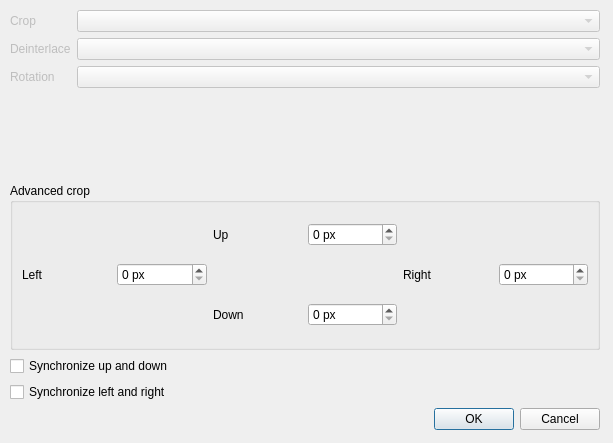
Old version of the form src/advancedpicturesettingswindow.ui in the repository cinemaouvert/OPP.
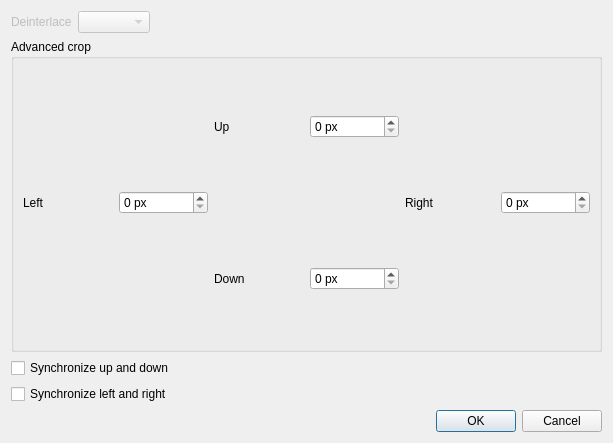
New version of the form.

Commit message: advancedpicturesettingswindow and advancedsettingswindow interfaces

```diff
--- a/src/advancedpicturesettingswindow.ui
+++ b/src/advancedpicturesettingswindow.ui
@@ -16,39 +16,15 @@
   <property name="locale">
    <locale language="English" country="UnitedStates"/>
   </property>
-  <widget class="QWidget" name="verticalLayoutWidget">
-   <property name="geometry">
-    <rect>
-     <x>10</x>
-     <y>10</y>
-     <width>590</width>
-     <height>420</height>
-    </rect>
-   </property>
+  <layout class="QVBoxLayout" name="verticalLayout_2">
+   <item>
    <layout class="QVBoxLayout" name="verticalLayout">
     <item>
-     <layout class="QFormLayout" name="formLayout">
-      <property name="fieldGrowthPolicy">
-       <enum>QFormLayout::AllNonFixedFieldsGrow</enum>
-      </property>
-      <item row="0" column="0">
-       <widget class="QLabel" name="label_trim">
-        <property name="enabled">
-         <bool>false</bool>
-        </property>
-        <property name="text">
-         <string>Crop</string>
-        </property>
-       </widget>
-      </item>
-      <item row="0" column="1">
-       <widget class="QComboBox" name="comboBox_trim">
-        <property name="enabled">
-         <bool>false</bool>
-        </property>
-       </widget>
-      </item>
-      <item row="1" column="0">
+      <layout class="QHBoxLayout" name="horizontalLayout">
+       <property name="sizeConstraint">
+        <enum>QLayout::SetDefaultConstraint</enum>
+       </property>
+       <item>
        <widget class="QLabel" name="label_deinterlace">
         <property name="enabled">
          <bool>false</bool>
@@ -58,29 +34,25 @@
         </property>
        </widget>
       </item>
-      <item row="1" column="1">
+       <item>
        <widget class="QComboBox" name="comboBox_deinterlace">
         <property name="enabled">
          <bool>false</bool>
         </property>
        </widget>
       </item>
-      <item row="2" column="0">
-       <widget class="QLabel" name="label_rotation">
-        <property name="enabled">
-         <bool>false</bool>
-        </property>
-        <property name="text">
-         <string>Rotation</string>
-        </property>
-       </widget>
-      </item>
-      <item row="2" column="1">
-       <widget class="QComboBox" name="comboBox_rotation">
-        <property name="enabled">
-         <bool>false</bool>
-        </property>
-       </widget>
+       <item>
+        <spacer name="horizontalSpacer">
+         <property name="orientation">
+          <enum>Qt::Horizontal</enum>
+         </property>
+         <property name="sizeHint" stdset="0">
+          <size>
+           <width>40</width>
+           <height>20</height>
+          </size>
+         </property>
+        </spacer>
       </item>
      </layout>
     </item>
@@ -189,7 +161,8 @@
      </widget>
     </item>
    </layout>
-  </widget>
+   </item>
+  </layout>
  </widget>
  <resources/>
  <connections/>
```
Lines whose indentation alone changed are shown as unchanged. The commit also changes 2 other files.
